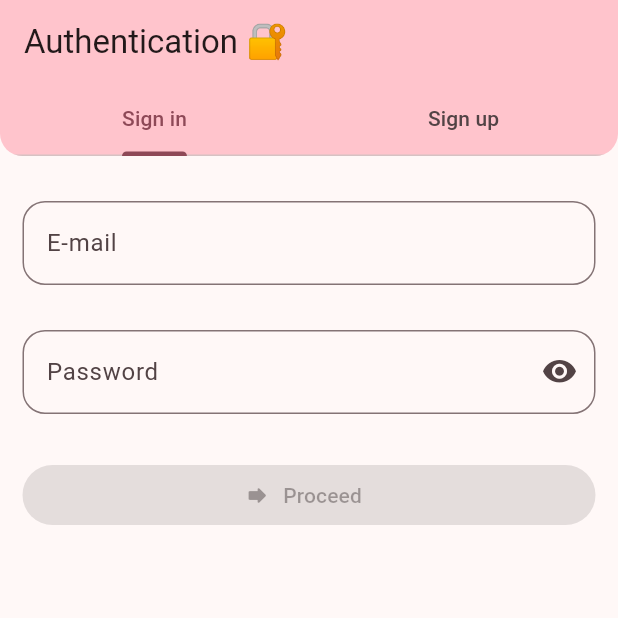
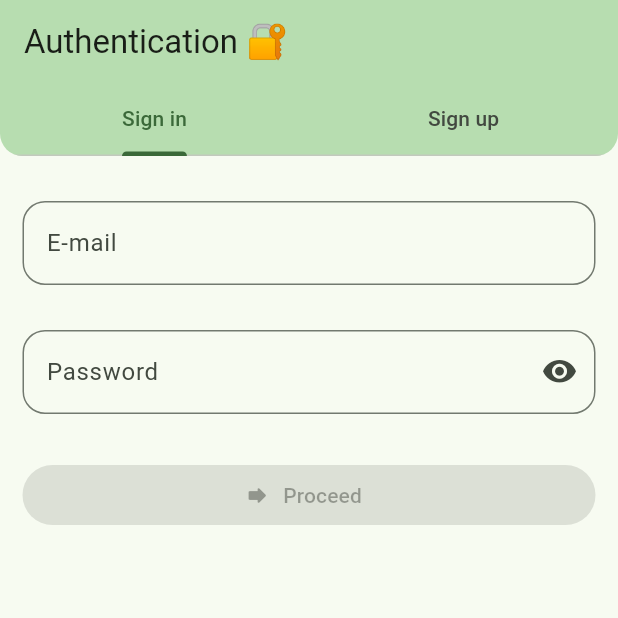
Before and after one commit to metaspook/su_research_and_thesis_book, a Flutter app: the screen it shows after launch, on a phone screen of 412 x 824 dp, the top half of it. Run offline on Flutter 3.47's test engine with Material 2 defaults, Android fonts, the phone set to English and light mode, and no system bars; our stand-ins replace bloc, cached_network_image, carousel_slider, connectivity_plus, equatable, file_picker and 10 more; missing offline and left inert: flutter_cached_pdfview; accounts and stored records are empty; generated files the repository leaves out were written again; Roboto replaces fonts that are missing (Ubuntu); key blocks and very long unbroken strings in the code were emptied for the run.

```diff
--- a/lib/modules/auth/sign_in/view/sign_in_view.dart
+++ b/lib/modules/auth/sign_in/view/sign_in_view.dart
@@ -51,10 +51,7 @@ class _SignInViewState extends State<SignInView> {
       child: Form(
         key: _signInFormKey,
         child: ListView(
-          padding: const EdgeInsets.symmetric(
-            horizontal: AppThemes.width2x,
-            vertical: AppThemes.height2x,
-          ),
+          padding: AppThemes.viewPadding,
           children: [
             const SizedBox(height: AppThemes.height2x),
             // E-mail
--- a/lib/modules/auth/sign_up/view/sign_up_view.dart
+++ b/lib/modules/auth/sign_up/view/sign_up_view.dart
@@ -67,10 +67,7 @@ class _SignUpViewState extends State<SignUpView> {
       child: Form(
         key: _signUpFormKey,
         child: ListView(
-          padding: const EdgeInsets.symmetric(
-            horizontal: AppThemes.width2x,
-            vertical: AppThemes.height2x,
-          ),
+          padding: AppThemes.viewPadding,
           children: [
             // Name
             TextFormField(
--- a/lib/modules/home/view/home_view.dart
+++ b/lib/modules/home/view/home_view.dart
@@ -1,6 +1,7 @@
 import 'package:flutter/material.dart';
 import 'package:su_thesis_book/modules/home/home.dart';
 import 'package:su_thesis_book/shared/widgets/widgets.dart';
+import 'package:su_thesis_book/theme/theme.dart';
 
 class HomeView extends StatelessWidget {
   const HomeView({super.key});
@@ -11,6 +12,7 @@ class HomeView extends StatelessWidget {
       children: [
         const ThesisCarousel(),
         GridView.count(
+          padding: AppThemes.viewPadding,
           shrinkWrap: true,
           crossAxisCount: 3,
           childAspectRatio: 1.625,
--- a/lib/modules/home/widgets/profile_carousel.dart
+++ b/lib/modules/home/widgets/profile_carousel.dart
@@ -28,6 +28,7 @@ class _ProfileCarouselState extends State<ProfileCarousel> {
             // aspectRatio: context.mediaQuery.size.width * .00675,
             viewportFraction: .3,
             // viewportFraction: context.mediaQuery.size.width * .0008,
+            autoPlayInterval: const Duration(seconds: 2),
           ),
         ),
       ],
--- a/lib/theme/app_themes.dart
+++ b/lib/theme/app_themes.dart
@@ -1,12 +1,14 @@
+import 'dart:math';
+
 import 'package:flutter/material.dart';
 import 'package:google_fonts/google_fonts.dart';
 
 /// Custom Themes for the app.
 sealed class AppThemes {
-  const AppThemes._();
+  static final _random = Random();
 
-  // static final _seedColor = ([...Colors.primaries]..shuffle()).first;
-  static final _seedColor = (<MaterialColor>[
+  /// Selected colors from [Colors.primaries].
+  static const _selectedColors = <MaterialColor>[
     Colors.red,
     Colors.pink,
     Colors.lightBlue,
@@ -18,8 +20,13 @@ sealed class AppThemes {
     Colors.orange,
     Colors.deepOrange,
     Colors.blueGrey,
-  ]..shuffle())
-      .first;
+  ];
+  static final selectedColorsRandomized = [..._selectedColors]..shuffle();
+  static final _seedColor = randomSelectedColor;
+  static Color get randomSelectedColor {
+    final randomColorIndex = _random.nextInt(_selectedColors.length);
+    return _selectedColors[randomColorIndex];
+  }
 
   static ThemeData _themeData({
     Brightness brightness = Brightness.light,
@@ -87,6 +94,11 @@ sealed class AppThemes {
   static const width2x = width * 2;
   static const width4x = width * 4;
 
+  static const viewPadding = EdgeInsets.symmetric(
+    horizontal: AppThemes.width2x,
+    vertical: AppThemes.height2x,
+  );
+
   static const radiusCircular = Radius.circular(15);
   static const appBarBorderRadius = BorderRadius.only(
     bottomLeft: radiusCircular,
```
Also changed, not shown: lib/modules/home/widgets/thesis_carousel.dart (+40 -28 lines).
